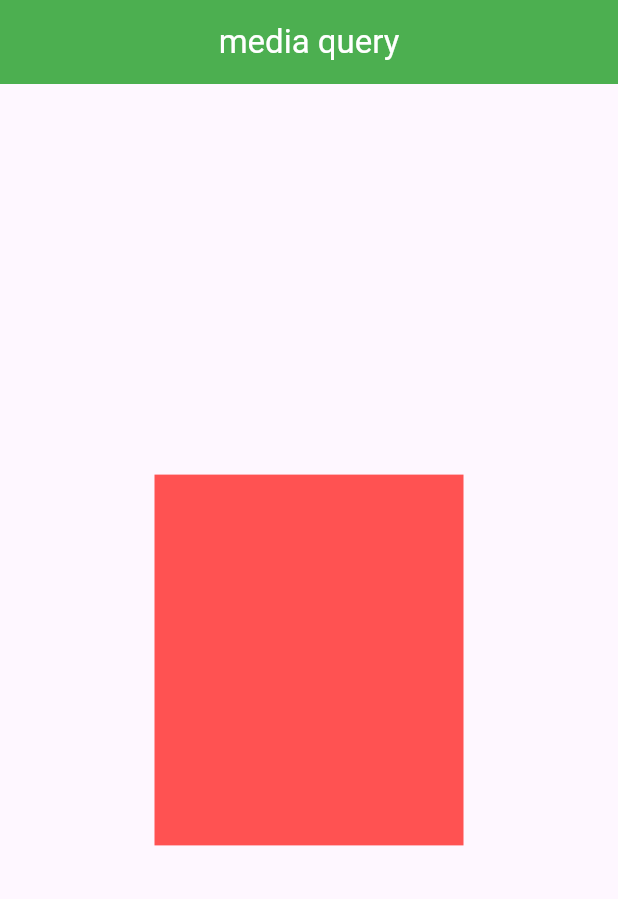
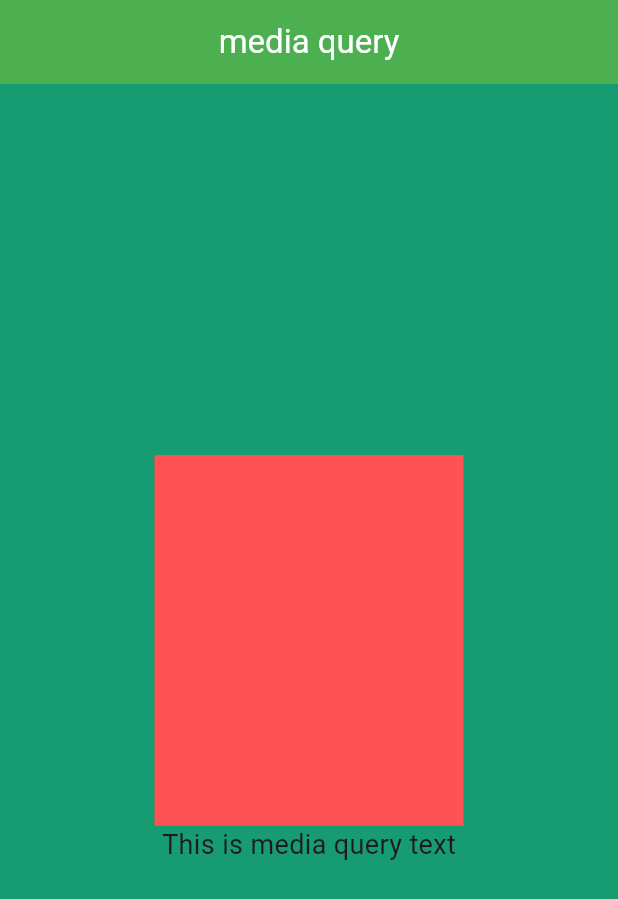
Before and after one commit to aftabuddin007/stateful_Widget, a Flutter app: the screen it shows after launch, on a phone screen of 412 x 824 dp. Shown: the top 899 px of the screen. Run offline on Flutter 3.47's test engine with Material 3 defaults, Android fonts, the phone set to English and light mode, and no system bars.

Commit message:
apply text width size

```diff
--- a/lib/Mquery.dart
+++ b/lib/Mquery.dart
@@ -11,6 +11,8 @@ class _MqueryState extends State<Mquery> {
   @override
   Widget build(BuildContext context) {
     Size screenSize = MediaQuery.of(context).size;
+    double widthSize = MediaQuery.of(context).size.width;
+    double fontSize = screenSize.width > 600 ? 32 : 18;
     return Scaffold(
       appBar: AppBar(
         title: Text("media query"),
@@ -18,7 +20,12 @@ class _MqueryState extends State<Mquery> {
         backgroundColor: Colors.green,
         foregroundColor: Colors.white,
       ),
-      body: Column(
+      body: Container(
+        width: screenSize.width,
+        height: screenSize.height,
+        color: const Color.fromARGB(255, 23, 156, 114),
+
+        child: Column(
           mainAxisAlignment: MainAxisAlignment.center,
           children: [
             Center(
@@ -28,7 +35,12 @@ class _MqueryState extends State<Mquery> {
                 color: Colors.redAccent,
               ),
             ),
+            Text(
+              "This is media query text",
+              style: TextStyle(fontSize: fontSize),
+            ),
           ],
+        ),
       ),
     );
   }
```
Lines whose indentation alone changed are shown as unchanged.
